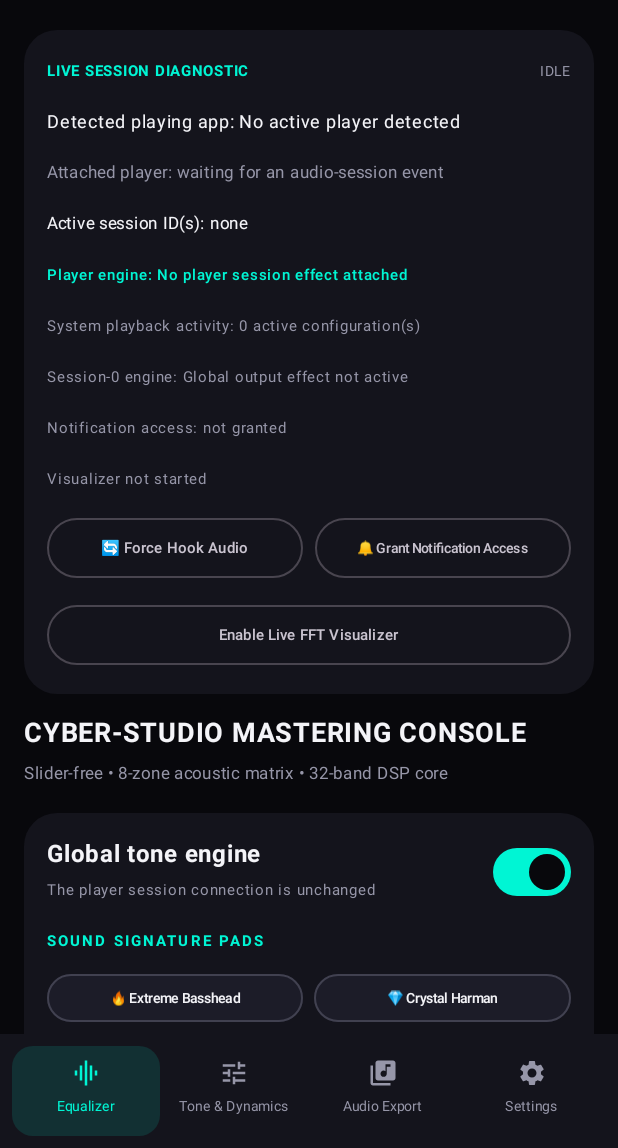
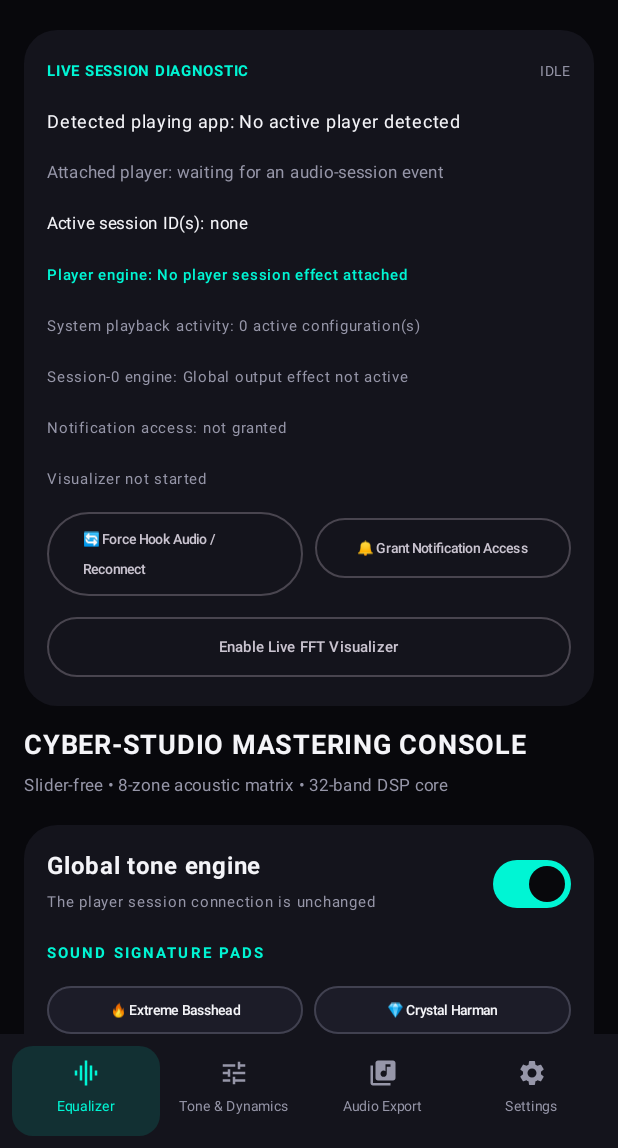
Before and after one commit to rohitkhandel/JR-EQUILZER, an Android app built with Jetpack Compose: the screen it shows after launch (MainActivity), on a phone screen of 412 x 824 dp, the part 88-1236 px from its top. Run offline under Robolectric (Android 15) with nearby library versions, the phone set to English and light mode, and no system bars.

Commit message:
Label top action as Force Hook Audio / Reconnect

```diff
--- a/app/src/main/java/com/jr/equalizer/ui/MainActivity.kt
+++ b/app/src/main/java/com/jr/equalizer/ui/MainActivity.kt
@@ -633,7 +633,7 @@ private fun AudioStatusBanner(
         Text(visualizerStatus, color = Muted, fontSize = 10.sp, maxLines = 2, overflow = TextOverflow.Ellipsis)
         Row(horizontalArrangement = Arrangement.spacedBy(8.dp)) {
             HapticOutlinedButton(onClick = onForceReconnect, modifier = Modifier.weight(1f)) {
-                Text("🔄 Force Hook Audio", fontSize = 10.sp)
+                Text("🔄 Force Hook Audio / Reconnect", fontSize = 9.sp)
             }
             HapticOutlinedButton(onClick = onGrantNotificationAccess, modifier = Modifier.weight(1f)) {
                 Text(if (listenerEnabled) "🔔 Notification Access" else "🔔 Grant Notification Access", fontSize = 9.sp)
```
